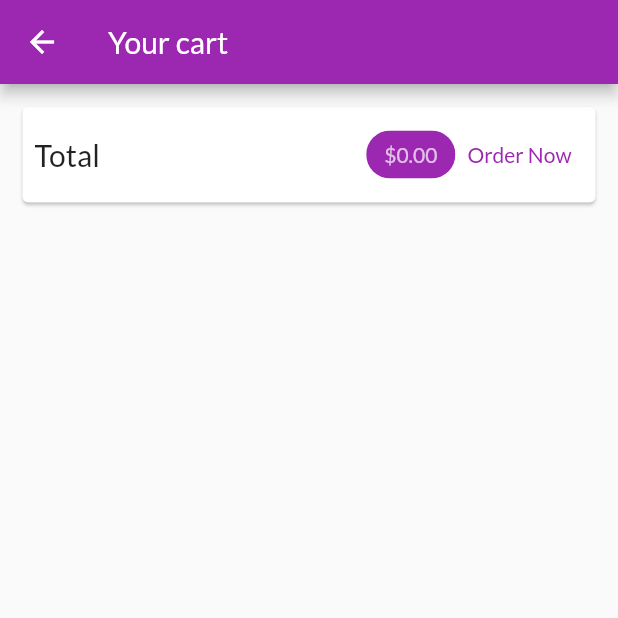
After one commit to meistermuka/flutter_shop_app, a Flutter app: the CartScreen screen opened by its route, on a phone screen of 412 x 824 dp, the top half of it. The commit adds this screen. Run offline on Flutter 3.47's test engine with Material 2 defaults, Android fonts, the phone set to English and light mode, and no system bars; network calls fail.

Commit message:
working on shopping cart and displaying total

```diff
--- a/lib/main.dart
+++ b/lib/main.dart
@@ -1,10 +1,11 @@
 import 'package:flutter/material.dart';
 import 'package:provider/provider.dart';
 
+import './screens/cart_screen.dart';
 import './screens/product_details_screen.dart';
 import './screens/products_overview_screen.dart';
 import './providers/products_provider.dart';
-import '../providers/cart.dart';
+import './providers/cart.dart';
 
 void main() => runApp(MyApp());
 
@@ -27,6 +28,7 @@ class MyApp extends StatelessWidget {
         home: ProductsOverviewScreen(),
         routes: {
           ProductDetailsScreen.routeName: (ctx) => ProductDetailsScreen(),
+          CartScreen.routeName: (ctx) => CartScreen(),
         },
       ),
     );
--- a/lib/providers/cart.dart
+++ b/lib/providers/cart.dart
@@ -25,6 +25,14 @@ class Cart with ChangeNotifier {
     return _items.length;
   }
 
+  double get totalAmount {
+    var total = 0.0;
+    _items.forEach((key, cartItem) {
+      total += cartItem.price * cartItem.quantity;
+    });
+    return total;
+  }
+
   void addItem(String productId, double price, String title) {
     if (_items.containsKey(productId)) {
       _items.update(
--- /dev/null
+++ b/lib/screens/cart_screen.dart
@@ -0,0 +1,52 @@
+import 'package:flutter/material.dart';
+import 'package:provider/provider.dart';
+
+import '../providers/cart.dart';
+
+class CartScreen extends StatelessWidget {
+  static const routeName = '/cart';
+  @override
+  Widget build(BuildContext context) {
+    final cart = Provider.of<Cart>(context);
+    return Scaffold(
+      appBar: AppBar(
+        title: Text('Your cart'),
+      ),
+      body: Column(
+        children: [
+          Card(
+            margin: const EdgeInsets.all(15),
+            child: Padding(
+              padding: const EdgeInsets.all(8),
+              child: Row(
+                mainAxisAlignment: MainAxisAlignment.spaceBetween,
+                children: [
+                  Text(
+                    'Total',
+                    style: TextStyle(fontSize: 20),
+                  ),
+                  Spacer(),
+                  Chip(
+                    label: Text(
+                      '\$${cart.totalAmount.toStringAsFixed(2)}',
+                      style: TextStyle(
+                          color: Theme.of(context)
+                              .primaryTextTheme
+                              .displayMedium
+                              .color),
+                    ),
+                    backgroundColor: Theme.of(context).colorScheme.primary,
+                  ),
+                  TextButton(
+                    onPressed: () {},
+                    child: Text('Order Now'),
+                  ),
+                ],
+              ),
+            ),
+          )
+        ],
+      ),
+    );
+  }
+}
--- a/lib/screens/products_overview_screen.dart
+++ b/lib/screens/products_overview_screen.dart
@@ -1,7 +1,8 @@
 import 'package:flutter/material.dart';
 import 'package:provider/provider.dart';
+
 import '../providers/cart.dart';
-
+import '../screens/cart_screen.dart';
 import '../widgets/products_grid.dart';
 import '../widgets/badge.dart';
 
@@ -53,7 +54,9 @@ class _ProductsOverviewScreenState extends State<ProductsOverviewScreen> {
             ),
             child: IconButton(
               icon: Icon(Icons.shopping_cart),
-              onPressed: () {},
+              onPressed: () {
+                Navigator.of(context).pushNamed(CartScreen.routeName);
+              },
             ),
           ),
         ],
```
